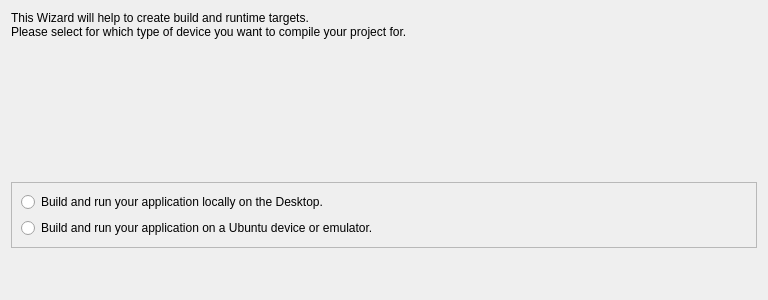
Above: src/ubuntu/wizards/createtargetintropage.ui from runelabs/qtcreator-plugin-ubuntu before the change. Below: the same form after it.
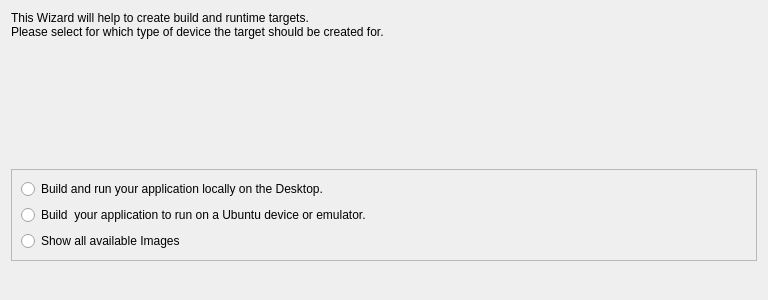
That is the form after the change.

```diff
--- a/src/ubuntu/wizards/createtargetintropage.ui
+++ b/src/ubuntu/wizards/createtargetintropage.ui
@@ -18,7 +18,7 @@
     <widget class="QLabel" name="label">
      <property name="text">
       <string>This Wizard will help to create build and runtime targets.&lt;br/&gt;
-Please select for which type of device you want to compile your project for.</string>
+Please select for which type of device the target should be created for.</string>
      </property>
     </widget>
    </item>
@@ -54,7 +54,14 @@
       <item>
        <widget class="QRadioButton" name="deviceButton">
         <property name="text">
-         <string>Build and run your application on a Ubuntu device or emulator.</string>
+         <string>Build  your application to run on a Ubuntu device or emulator.</string>
+        </property>
+       </widget>
+      </item>
+      <item>
+       <widget class="QRadioButton" name="allImagesButton">
+        <property name="text">
+         <string>Show all available Images</string>
         </property>
        </widget>
       </item>
```
